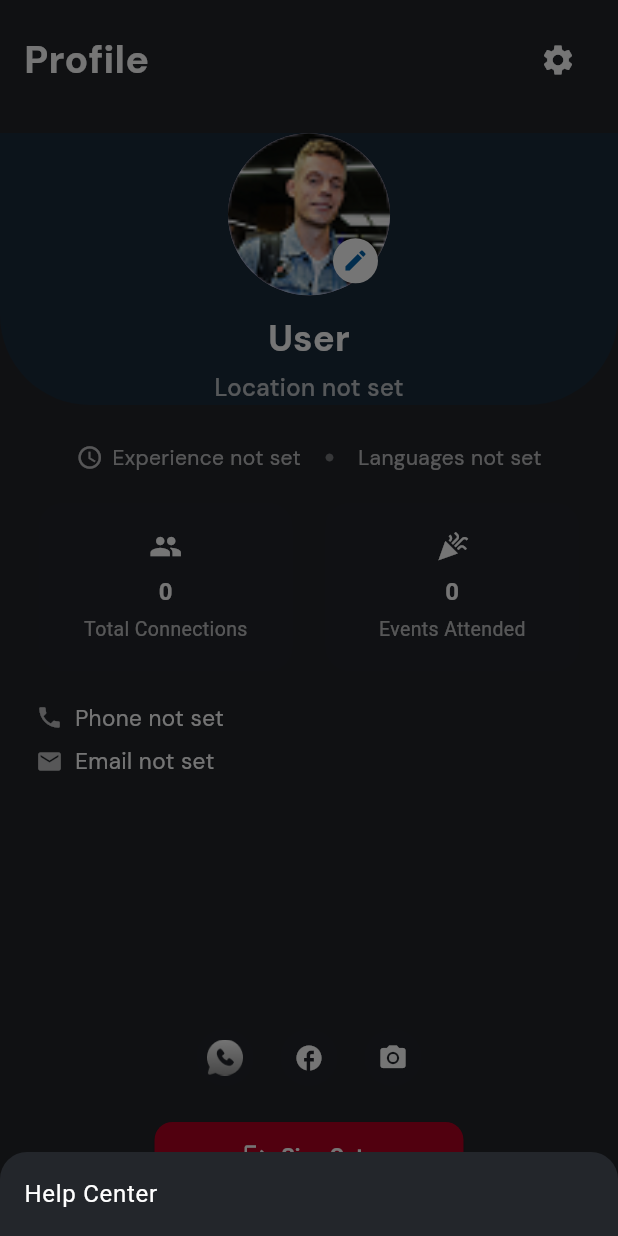
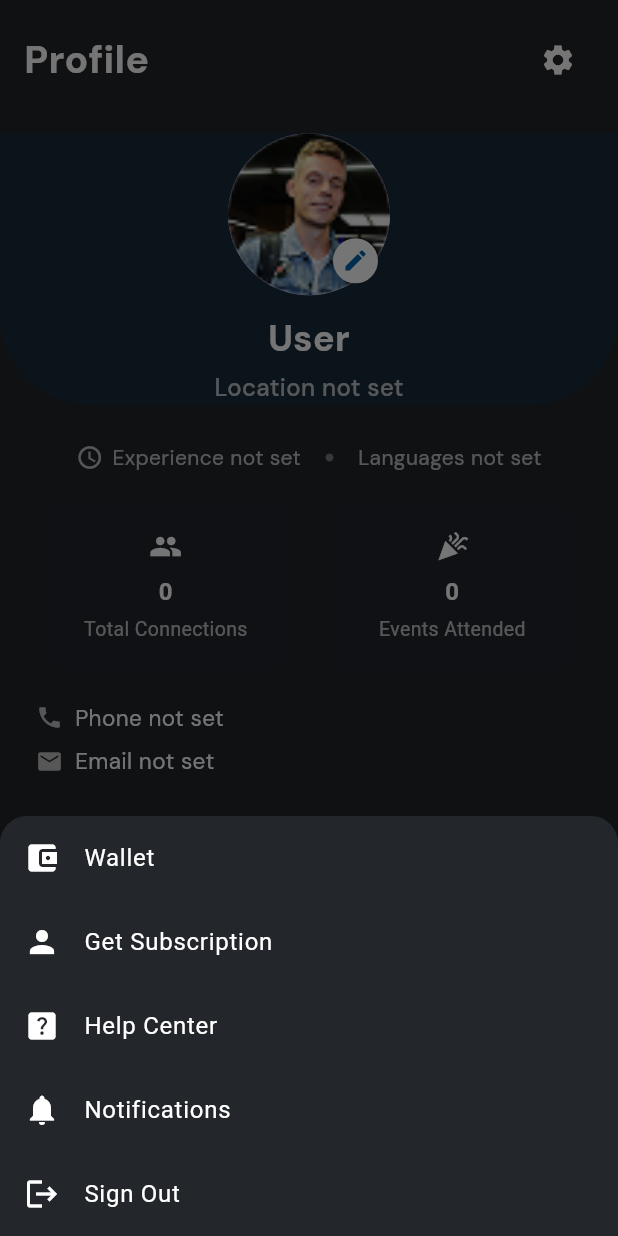
Before and after one commit to ParanoidAF01/reva, a Flutter app: the ProfileScreen screen opened directly, after a tap on the "settings" icon, on a phone screen of 412 x 824 dp. Run offline on Flutter 3.47's test engine with Material 3 defaults, Android fonts, the phone set to English and light mode, and no system bars; our stand-ins replace device_info_plus, flutter_secure_storage, google_fonts, google_sign_in, iconsax, image_picker and 4 more; missing offline and left inert: flutter_facebook_auth, mobile_scanner, razorpay_flutter; accounts and stored records are empty.

Commit message:
profile settings

```diff
--- a/frontend/lib/main.dart
+++ b/frontend/lib/main.dart
@@ -3,6 +3,7 @@ import 'package:provider/provider.dart';
 
 import 'root_redirector.dart';
 import 'notification/notification.dart';
+import 'wallet/walletscreen.dart';
 import 'providers/user_provider.dart';
 
 void main() {
@@ -24,6 +25,7 @@ class MyApp extends StatelessWidget {
         home: const RootRedirector(),
         routes: {
           '/notification': (context) => const NotificationScreen(),
+          '/wallet': (context) => const WalletScreen(),
         },
       ),
     );
--- a/frontend/lib/profile/profile_screen.dart
+++ b/frontend/lib/profile/profile_screen.dart
@@ -31,8 +31,6 @@ class ProfileScreen extends StatelessWidget {
                         const EdgeInsets.only(top: 16.0, left: 16, right: 16),
                     child: Row(
                       children: [
-
-
                         Text(
                           "Profile",
                           style: GoogleFonts.dmSans(
@@ -58,9 +56,75 @@ class ProfileScreen extends StatelessWidget {
                                   mainAxisSize: MainAxisSize.min,
                                   children: [
                                     ListTile(
-                                      title: const Text('Help Center', style: TextStyle(color: Colors.white)),
+                                      leading: const Icon(
+                                          Icons.account_balance_wallet,
+                                          color: Colors.white),
+                                      title: const Text('Wallet',
+                                          style:
+                                              TextStyle(color: Colors.white)),
                                       onTap: () {
-                                        Navigator.of(context).push(MaterialPageRoute(builder: (_) => const HelpCenterScreen()));
+                                        Navigator.of(context).pop();
+                                        Navigator.of(context)
+                                            .pushNamed('/wallet');
+                                      },
+                                    ),
+                                    ListTile(
+                                      leading: const Icon(Icons.person,
+                                          color: Colors.white),
+                                      title: const Text('Get Subscription',
+                                          style:
+                                              TextStyle(color: Colors.white)),
+                                      onTap: () {
+                                        Navigator.of(context).pop();
+                                        Navigator.of(context).push(
+                                          MaterialPageRoute(
+                                              builder: (_) =>
+                                                  const StartSubscriptionPage()),
+                                        );
+                                      },
+                                    ),
+                                    ListTile(
+                                      leading: const Icon(Icons.help_center,
+                                          color: Colors.white),
+                                      title: const Text('Help Center',
+                                          style:
+                                              TextStyle(color: Colors.white)),
+                                      onTap: () {
+                                        Navigator.of(context).pop();
+                                        Navigator.of(context).push(
+                                          MaterialPageRoute(
+                                              builder: (_) =>
+                                                  const HelpCenterScreen()),
+                                        );
+                                      },
+                                    ),
+                                    ListTile(
+                                      leading: const Icon(Icons.notifications,
+                                          color: Colors.white),
+                                      title: const Text('Notifications',
+                                          style:
+                                              TextStyle(color: Colors.white)),
+                                      onTap: () {
+                                        Navigator.of(context).pop();
+                                        Navigator.of(context)
+                                            .pushNamed('/notification');
+                                      },
+                                    ),
+                                    ListTile(
+                                      leading: const Icon(Icons.logout,
+                                          color: Colors.white),
+                                      title: const Text('Sign Out',
+                                          style:
+                                              TextStyle(color: Colors.white)),
+                                      onTap: () async {
+                                        await AuthService().logout();
+                                        Navigator.of(context)
+                                            .pushAndRemoveUntil(
+                                          MaterialPageRoute(
+                                              builder: (_) =>
+                                                  const WelcomeScreen()),
+                                          (route) => false,
+                                        );
                                       },
                                     ),
                                   ],
```
